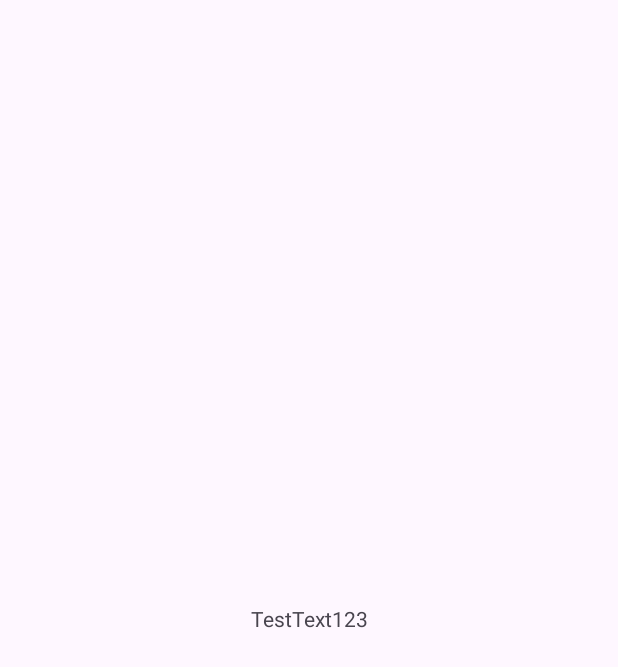
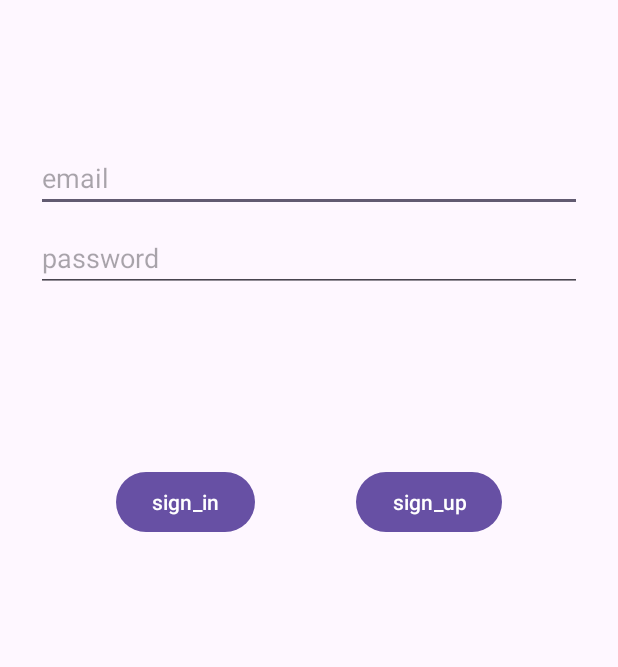
Before and after one commit to songhm7/HighLevelMobile, an Android app: the screen it shows after launch (MainActivity before the commit, LoginActivity after it), on a phone screen of 412 x 824 dp. Before the commit the part shown is almost empty. Shown: the top 667 px of the screen. Run offline under Robolectric (Android 15) with nearby library versions, the phone set to English and light mode, and no system bars; our stand-ins replace Firebase (no records; nobody signed in at launch, a user with empty details on screens opened directly).

Commit message:
log in and log out

```diff
--- a/app/src/main/AndroidManifest.xml
+++ b/app/src/main/AndroidManifest.xml
@@ -21,6 +21,7 @@
                 <category android:name="android.intent.category.LAUNCHER" />
             </intent-filter>
         </activity>
+        <activity android:name=".LoginActivity" />
     </application>
 
 </manifest>
--- a/app/src/main/java/com/example/mobile/MainActivity.kt
+++ b/app/src/main/java/com/example/mobile/MainActivity.kt
@@ -1,14 +1,34 @@
 package com.example.mobile
 
+import android.content.Intent
+import android.graphics.BitmapFactory
 import androidx.appcompat.app.AppCompatActivity
 import android.os.Bundle
+import android.widget.Button
+import android.widget.ImageView
 import android.widget.TextView
+import com.google.firebase.auth.ktx.auth
+import com.google.firebase.ktx.Firebase
+import com.google.firebase.remoteconfig.ktx.remoteConfig
+import com.google.firebase.remoteconfig.ktx.remoteConfigSettings
+import com.google.firebase.storage.StorageReference
+import com.google.firebase.storage.ktx.storage
 
 class MainActivity : AppCompatActivity() {
     override fun onCreate(savedInstanceState: Bundle?) {
         super.onCreate(savedInstanceState)
         setContentView(R.layout.activity_main)
 
-        findViewById<TextView>(R.id.testTextView).setText("TestText123")
+        if (Firebase.auth.currentUser == null) { //로그인 안돼있으면 로그인액티비티로 전환
+            startActivity(Intent(this, LoginActivity::class.java))
+            finish()
+        }
+        findViewById<TextView>(R.id.textUID).text = Firebase.auth.currentUser?.uid ?: "No User" //현재유저id표시
+        findViewById<Button>(R.id.button_signout).setOnClickListener {//로그아웃버튼
+            Firebase.auth.signOut()
+            startActivity(Intent(this, LoginActivity::class.java))
+            finish()
+        }
+
     }
 }
--- /dev/null
+++ b/app/src/main/res/layout/activity_login.xml
@@ -0,0 +1,70 @@
+<?xml version="1.0" encoding="utf-8"?>
+<androidx.constraintlayout.widget.ConstraintLayout xmlns:android="http://schemas.android.com/apk/res/android"
+    xmlns:app="http://schemas.android.com/apk/res-auto"
+    xmlns:tools="http://schemas.android.com/tools"
+    android:id="@+id/container"
+    android:layout_width="match_parent"
+    android:layout_height="match_parent"
+    tools:context=".LoginActivity">
+
+    <EditText
+        android:id="@+id/username"
+        android:layout_width="0dp"
+        android:layout_height="wrap_content"
+        android:layout_marginStart="24dp"
+        android:layout_marginTop="96dp"
+        android:layout_marginEnd="24dp"
+        android:hint="email"
+        android:inputType="textEmailAddress"
+        android:selectAllOnFocus="true"
+        app:layout_constraintEnd_toEndOf="parent"
+        app:layout_constraintStart_toStartOf="parent"
+        app:layout_constraintTop_toTopOf="parent" />
+
+    <EditText
+        android:id="@+id/password"
+        android:layout_width="0dp"
+        android:layout_height="wrap_content"
+        android:layout_marginStart="24dp"
+        android:layout_marginTop="8dp"
+        android:layout_marginEnd="24dp"
+        android:hint="password"
+        android:imeActionLabel="sign_in"
+        android:imeOptions="actionDone"
+        android:inputType="textPassword"
+        android:selectAllOnFocus="true"
+        app:layout_constraintEnd_toEndOf="parent"
+        app:layout_constraintStart_toStartOf="parent"
+        app:layout_constraintTop_toBottomOf="@+id/username" />
+
+    <Button
+        android:id="@+id/login"
+        android:layout_width="wrap_content"
+        android:layout_height="wrap_content"
+        android:layout_gravity="start"
+        android:layout_marginStart="48dp"
+        android:layout_marginTop="16dp"
+        android:layout_marginEnd="48dp"
+        android:layout_marginBottom="64dp"
+        android:enabled="true"
+        android:text="sign_in"
+        app:layout_constraintBottom_toBottomOf="parent"
+        app:layout_constraintEnd_toEndOf="parent"
+        app:layout_constraintHorizontal_bias="0.13"
+        app:layout_constraintStart_toStartOf="parent"
+        app:layout_constraintTop_toBottomOf="@+id/password"
+        app:layout_constraintVertical_bias="0.2" />
+
+    <Button
+        android:id="@+id/sing_up"
+        android:layout_width="wrap_content"
+        android:layout_height="wrap_content"
+        android:enabled="true"
+        android:text="sign_up"
+        app:layout_constraintBottom_toBottomOf="parent"
+        app:layout_constraintEnd_toEndOf="parent"
+        app:layout_constraintHorizontal_bias="0.754"
+        app:layout_constraintStart_toStartOf="parent"
+        app:layout_constraintTop_toBottomOf="@+id/password"
+        app:layout_constraintVertical_bias="0.2" />
+</androidx.constraintlayout.widget.ConstraintLayout>
--- a/build.gradle.kts
+++ b/build.gradle.kts
@@ -2,4 +2,6 @@
 plugins {
     id("com.android.application") version "8.1.1" apply false
     id("org.jetbrains.kotlin.android") version "1.9.0" apply false
+    id("com.google.gms.google-services") version "4.4.0" apply false
+    id("com.google.firebase.crashlytics") version "2.9.9" apply false
 }
```
Also changed, not shown: app/build.gradle.kts (+11 -1 lines), app/src/main/java/com/example/mobile/LoginActivity.kt (added, +56 -0 lines), app/src/main/res/layout/activity_main.xml (+43 -3 lines), 1 other file.
